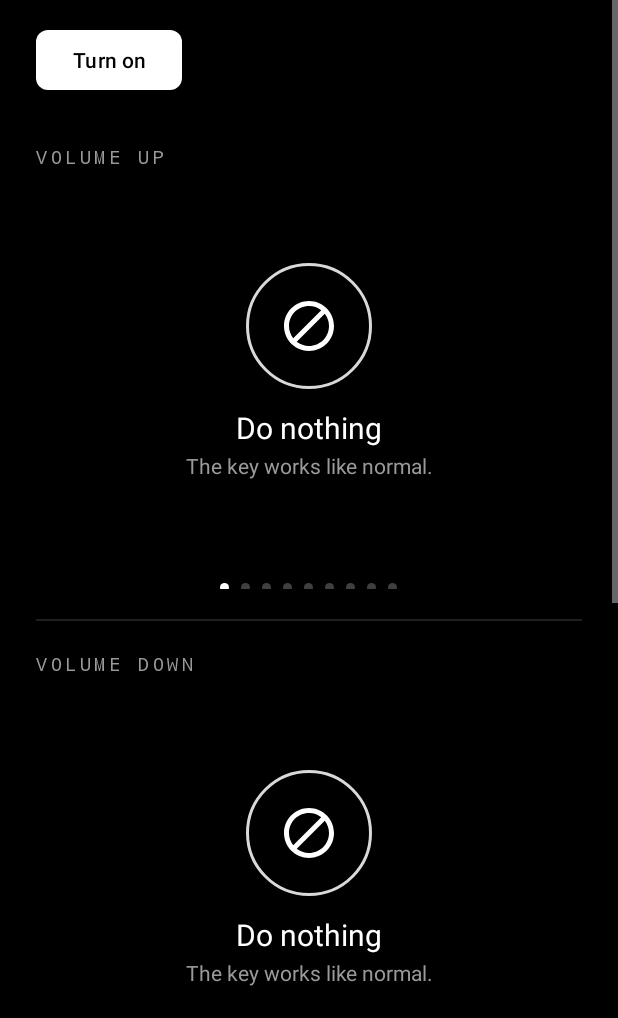
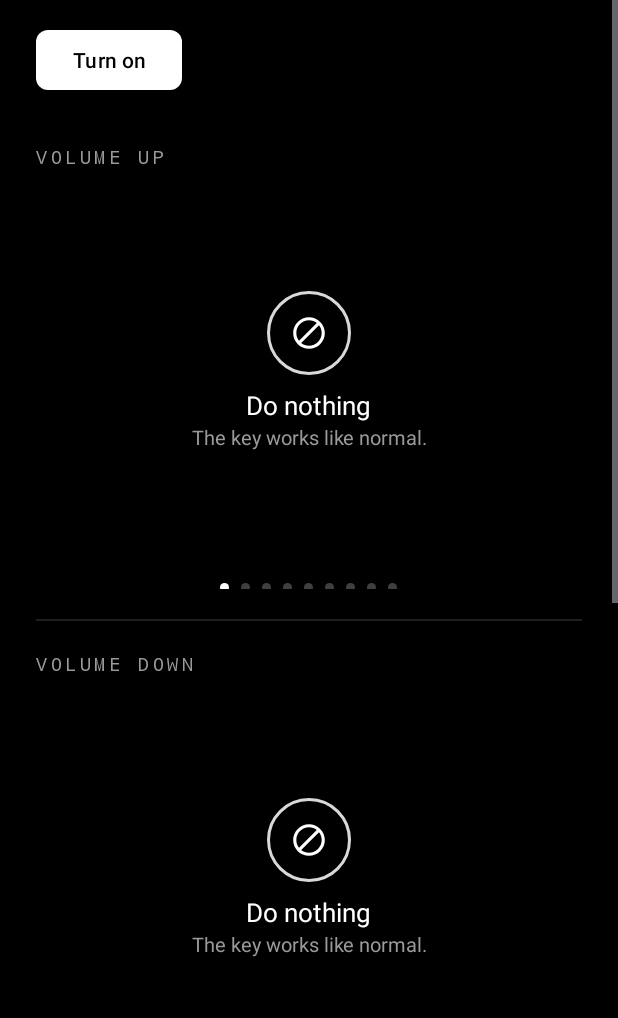
Before and after one commit to saikatm/hold-android, an Android app: the MainActivity screen opened directly, with no data from a screen before it, on a phone screen of 412 x 824 dp, the part 218-1236 px from its top. Run offline under Robolectric (Android 15) with nearby library versions, the phone set to English and light mode, and no system bars.

Commit message:
refactored some stuff

```diff
--- a/app/src/main/java/com/saikat/hold/ActionPagerAdapter.kt
+++ b/app/src/main/java/com/saikat/hold/ActionPagerAdapter.kt
@@ -11,7 +11,8 @@ import com.google.android.material.button.MaterialButton
 /** One swipeable page per [Action]. The page you land on is the saved action. */
 class ActionPagerAdapter(
     private val slot: String,
-    private val onChoose: (Action) -> Unit
+    private val onChoose: (Action) -> Unit,
+    private val onAdvanced: () -> Unit
 ) : RecyclerView.Adapter<ActionPagerAdapter.VH>() {
 
     class VH(v: View) : RecyclerView.ViewHolder(v) {
@@ -19,7 +20,9 @@ class ActionPagerAdapter(
         val title: TextView = v.findViewById(R.id.title)
         val desc: TextView = v.findViewById(R.id.desc)
         val target: TextView = v.findViewById(R.id.target)
+        val btnRow: View = v.findViewById(R.id.btnRow)
         val choose: MaterialButton = v.findViewById(R.id.choose)
+        val advanced: MaterialButton = v.findViewById(R.id.advanced)
     }
 
     override fun onCreateViewHolder(parent: ViewGroup, viewType: Int): VH =
@@ -38,12 +41,21 @@ class ActionPagerAdapter(
             val t = Slots.target(c, slot, a.id)
             h.target.visibility = View.VISIBLE
             h.target.text = if (t.isEmpty()) "Nothing chosen yet" else ActionRunner.describe(c, a, t)
-            h.choose.visibility = View.VISIBLE
+            h.btnRow.visibility = View.VISIBLE
             h.choose.text = if (t.isEmpty()) "Choose" else "Change"
             h.choose.setOnClickListener { onChoose(a) }
+
+            if (a == Action.ACTIVITY) {
+                h.advanced.visibility = View.VISIBLE
+                h.advanced.text =
+                    if (Slots.advanced(c, slot).isBlank()) "Advanced" else "Advanced •"
+                h.advanced.setOnClickListener { onAdvanced() }
+            } else {
+                h.advanced.visibility = View.GONE
+            }
         } else {
             h.target.visibility = View.GONE
-            h.choose.visibility = View.GONE
+            h.btnRow.visibility = View.GONE
         }
     }
 }
--- a/app/src/main/java/com/saikat/hold/KeyService.kt
+++ b/app/src/main/java/com/saikat/hold/KeyService.kt
@@ -58,7 +58,8 @@ class KeyService : AccessibilityService() {
                     val r = Runnable {
                         fired = true
                         buzz()
-                        ActionRunner.run(this, action, target)
+                        val adv = if (action == Action.ACTIVITY) Slots.advanced(this, slot) else ""
+                        ActionRunner.run(this, action, target, adv)
                     }
                     pending = r
                     handler.postDelayed(r, Slots.holdMs(this).toLong())
--- a/app/src/main/res/layout/item_action_page.xml
+++ b/app/src/main/res/layout/item_action_page.xml
@@ -4,52 +4,76 @@
     android:layout_height="match_parent"
     android:gravity="center"
     android:orientation="vertical"
-    android:padding="8dp">
+    android:padding="4dp">
 
     <ImageView
         android:id="@+id/icon"
-        android:layout_width="84dp"
-        android:layout_height="84dp"
+        android:layout_width="56dp"
+        android:layout_height="56dp"
         android:background="@drawable/ring_bg"
         android:contentDescription="@null"
-        android:padding="22dp" />
+        android:padding="15dp" />
 
     <TextView
         android:id="@+id/title"
         android:layout_width="wrap_content"
         android:layout_height="wrap_content"
-        android:layout_marginTop="12dp"
+        android:layout_marginTop="8dp"
         android:textColor="@color/white"
-        android:textSize="20sp" />
+        android:textSize="17sp" />
 
     <TextView
         android:id="@+id/desc"
         android:layout_width="wrap_content"
         android:layout_height="wrap_content"
-        android:layout_marginTop="2dp"
         android:gravity="center"
         android:textColor="@color/secondary"
-        android:textSize="14sp" />
+        android:textSize="13sp" />
 
     <TextView
         android:id="@+id/target"
         android:layout_width="wrap_content"
         android:layout_height="wrap_content"
-        android:layout_marginTop="8dp"
+        android:layout_marginTop="4dp"
+        android:ellipsize="end"
         android:gravity="center"
+        android:maxLines="1"
         android:textColor="@color/white"
-        android:textSize="14sp"
+        android:textSize="13sp"
         android:visibility="gone" />
+
+    <LinearLayout
+        android:id="@+id/btnRow"
+        android:layout_width="wrap_content"
+        android:layout_height="wrap_content"
+        android:layout_marginTop="4dp"
+        android:orientation="horizontal"
+        android:visibility="gone">
 
         <com.google.android.material.button.MaterialButton
             android:id="@+id/choose"
             style="@style/Widget.Hold.Button.Outlined"
             android:layout_width="wrap_content"
-        android:layout_height="40dp"
-        android:layout_marginTop="8dp"
+            android:layout_height="36dp"
             android:insetTop="0dp"
             android:insetBottom="0dp"
+            android:minHeight="0dp"
             android:text="Choose"
             android:textColor="@color/white"
+            android:textSize="13sp" />
+
+        <com.google.android.material.button.MaterialButton
+            android:id="@+id/advanced"
+            style="@style/Widget.Hold.Button.Outlined"
+            android:layout_width="wrap_content"
+            android:layout_height="36dp"
+            android:layout_marginStart="8dp"
+            android:insetTop="0dp"
+            android:insetBottom="0dp"
+            android:minHeight="0dp"
+            android:text="Advanced"
+            android:textColor="@color/white"
+            android:textSize="13sp"
             android:visibility="gone" />
     </LinearLayout>
+</LinearLayout>
```
Also changed, not shown: app/src/main/java/com/saikat/hold/Action.kt (+36 -13 lines), app/src/main/java/com/saikat/hold/MainActivity.kt (+59 -7 lines), app/src/main/java/com/saikat/hold/Slots.kt (+9 -1 lines). Lines whose indentation alone changed are shown as unchanged.
